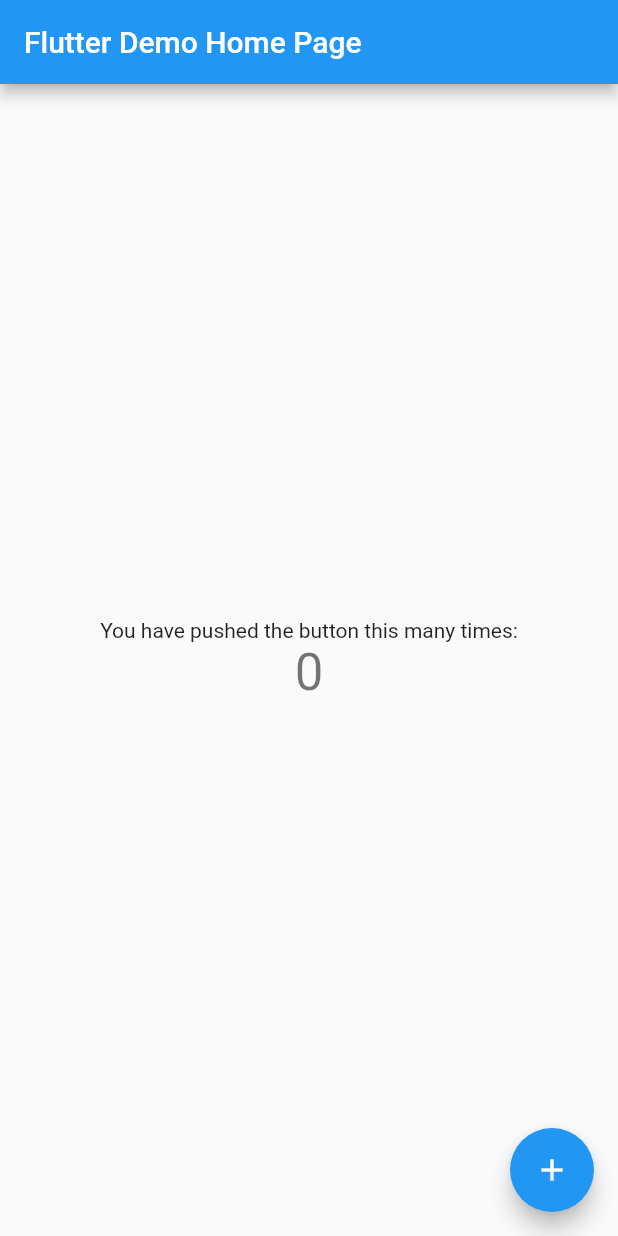
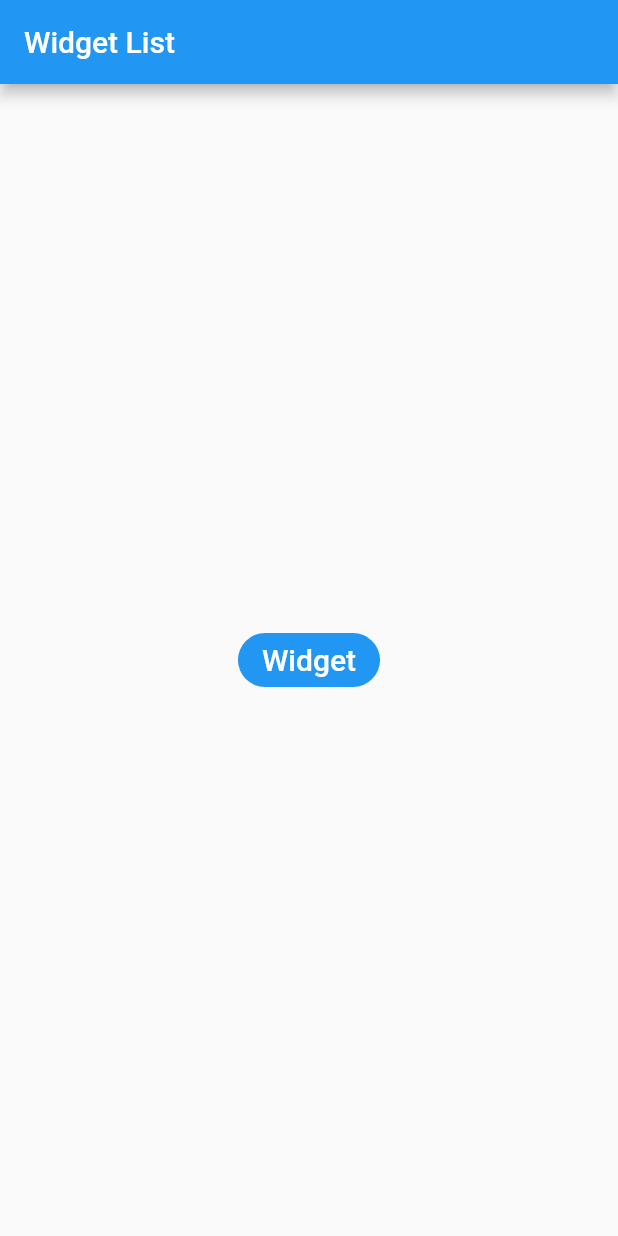
Before and after one commit to t-widget-poc/widget-sdk, a Flutter app: the screen it shows after launch, on a phone screen of 412 x 824 dp. Run offline on Flutter 3.47's test engine with Material 2 defaults, Android fonts, the phone set to English and light mode, and no system bars; our stand-ins replace webview_flutter.

```diff
--- a/lib/main.dart
+++ b/lib/main.dart
@@ -1,4 +1,5 @@
 import 'package:flutter/material.dart';
+import 'package:my_flutter/webview_page.dart';
 
 void main() => runApp(MyApp());
 
@@ -10,7 +11,11 @@ class MyApp extends StatelessWidget {
       theme: ThemeData(
         primarySwatch: Colors.blue,
       ),
-      home: MyHomePage(title: 'Flutter Demo Home Page'),
+      home: MyHomePage(title: 'Widget List'),
+      routes: <String, WidgetBuilder>{
+        '/home': (BuildContext context) => new MyHomePage(title: "Widget List"),
+        '/webview': (BuildContext context) => new WebViewPage()
+      },
     );
   }
 }
@@ -25,14 +30,6 @@ class MyHomePage extends StatefulWidget {
 }
 
 class _MyHomePageState extends State<MyHomePage> {
-  int _counter = 0;
-
-  void _incrementCounter() {
-    setState(() {
-      _counter++;
-    });
-  }
-
   @override
   Widget build(BuildContext context) {
     return Scaffold(
@@ -43,21 +40,19 @@ class _MyHomePageState extends State<MyHomePage> {
         child: Column(
           mainAxisAlignment: MainAxisAlignment.center,
           children: <Widget>[
-            Text(
-              'You have pushed the button this many times:',
-            ),
-            Text(
-              '$_counter',
-              style: Theme.of(context).textTheme.display1,
+            FlatButton(
+              onPressed: () => Navigator.of(context).pushNamed('/webview'),
+              color: Colors.blue,
+              shape: RoundedRectangleBorder(
+                  borderRadius: BorderRadius.circular(20.0)),
+              child: Text(
+                'Widget',
+                style: TextStyle(color: Colors.white, fontSize: 20.0),
+              ),
             ),
           ],
         ),
       ),
-      floatingActionButton: FloatingActionButton(
-        onPressed: _incrementCounter,
-        tooltip: 'Increment',
-        child: Icon(Icons.add),
-      ),
     );
   }
 }
--- a/pubspec.yaml
+++ b/pubspec.yaml
@@ -27,6 +27,7 @@ dependencies:
   # The following adds the Cupertino Icons font to your application.
   # Use with the CupertinoIcons class for iOS style icons.
   cupertino_icons: ^0.1.2
+  webview_flutter: ^0.3.20
 
 dev_dependencies:
   flutter_test:
```
Also changed, not shown: lib/webview_page.dart (added, +26 -0 lines), pubspec.lock.
